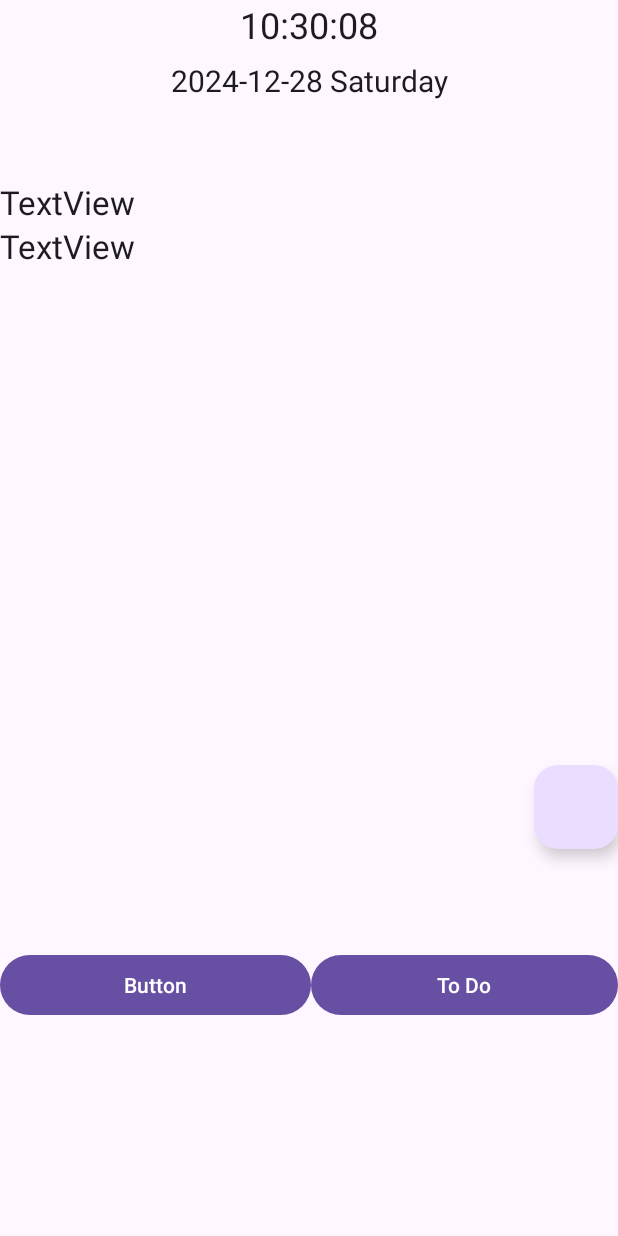
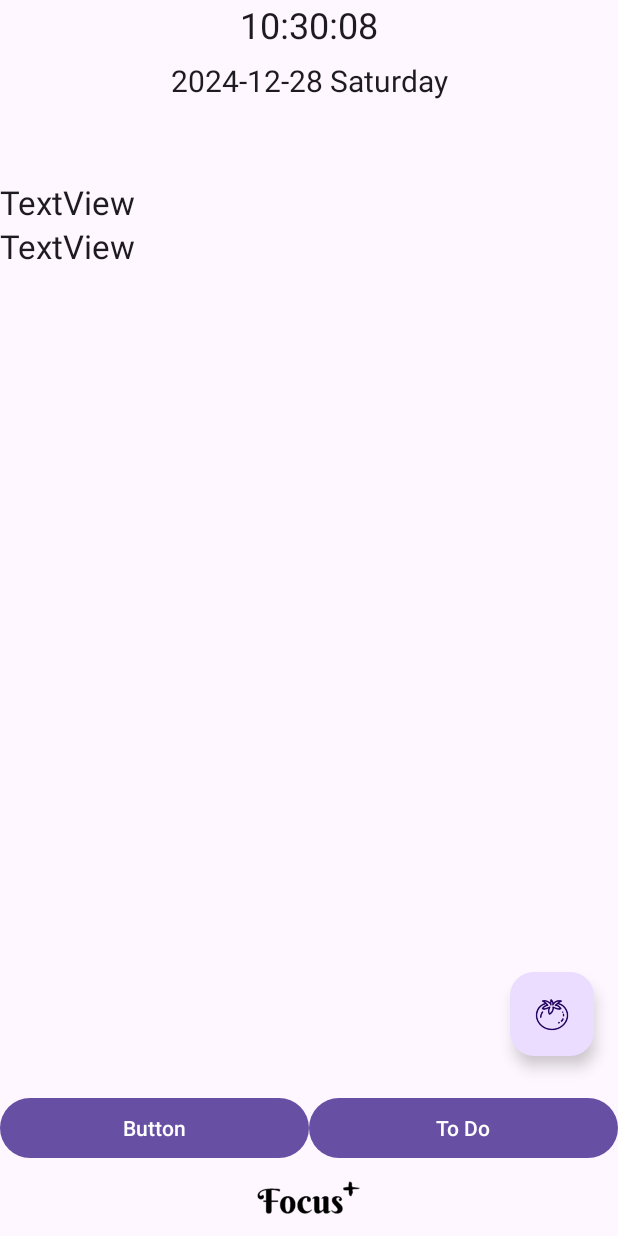
Before and after one commit to joejo04363108/Focus_plus, an Android app: the screen it shows after launch (MainActivity), on a phone screen of 412 x 824 dp. Run offline under Robolectric (Android 15) with nearby library versions, the light colour scheme and no system bars.

Commit message:
icon,layout_push

```diff
--- a/app/src/main/res/layout/activity_main.xml
+++ b/app/src/main/res/layout/activity_main.xml
@@ -1,38 +1,48 @@
 <?xml version="1.0" encoding="utf-8"?>
-<LinearLayout xmlns:android="http://schemas.android.com/apk/res/android"
+<androidx.constraintlayout.widget.ConstraintLayout
+    xmlns:android="http://schemas.android.com/apk/res/android"
     xmlns:app="http://schemas.android.com/apk/res-auto"
     xmlns:tools="http://schemas.android.com/tools"
     android:id="@+id/main"
     android:layout_width="match_parent"
     android:layout_height="match_parent"
-    android:orientation="vertical"
     tools:context=".MainActivity">
 
+    <!-- Time TextView -->
     <TextView
         android:id="@+id/timeTextView"
-        android:layout_width="match_parent"
+        android:layout_width="0dp"
         android:layout_height="40dp"
-        android:layout_centerInParent="true"
         android:text="Time will display here"
         android:textAlignment="center"
         android:textAppearance="@style/TextAppearance.AppCompat.Large"
-        android:textSize="24sp" />
+        android:textSize="24sp"
+        app:layout_constraintTop_toTopOf="parent"
+        app:layout_constraintStart_toStartOf="parent"
+        app:layout_constraintEnd_toEndOf="parent" />
 
+    <!-- Date TextView -->
     <TextView
         android:id="@+id/dateTextView"
-        android:layout_width="match_parent"
+        android:layout_width="0dp"
         android:layout_height="80dp"
-        android:layout_below="@id/timeTextView"
-        android:layout_centerHorizontal="true"
         android:text="Date will display here"
         android:textAlignment="center"
         android:textAppearance="@style/TextAppearance.AppCompat.Large"
-        android:textSize="20sp" />
+        android:textSize="20sp"
+        app:layout_constraintTop_toBottomOf="@id/timeTextView"
+        app:layout_constraintStart_toStartOf="parent"
+        app:layout_constraintEnd_toEndOf="parent" />
 
+    <!-- Two TextViews in Vertical Layout -->
     <LinearLayout
-        android:layout_width="match_parent"
-        android:layout_height="104dp"
-        android:orientation="vertical">
+        android:id="@+id/textViewLayout"
+        android:layout_width="0dp"
+        android:layout_height="wrap_content"
+        android:orientation="vertical"
+        app:layout_constraintTop_toBottomOf="@id/dateTextView"
+        app:layout_constraintStart_toStartOf="parent"
+        app:layout_constraintEnd_toEndOf="parent">
 
         <TextView
             android:id="@+id/textView5"
@@ -49,51 +59,63 @@
             android:textAppearance="@style/TextAppearance.AppCompat.Large" />
     </LinearLayout>
 
-
-    <LinearLayout
-        android:layout_width="match_parent"
-        android:layout_height="219dp"
-        android:orientation="horizontal">
-
+    <!-- RecyclerView -->
     <androidx.recyclerview.widget.RecyclerView
         android:id="@+id/recyclerView"
-            android:layout_width="match_parent"
-            android:layout_height="match_parent" />
-    </LinearLayout>
+        android:layout_width="0dp"
+        android:layout_height="219dp"
+        android:layout_marginTop="48dp"
+        app:layout_constraintTop_toBottomOf="@id/textViewLayout"
+        app:layout_constraintStart_toStartOf="parent"
+        app:layout_constraintEnd_toEndOf="parent" />
 
-    <androidx.constraintlayout.widget.ConstraintLayout
-        android:layout_width="match_parent"
-        android:layout_height="189dp">
-
+    <!-- Floating Action Button -->
     <com.google.android.material.floatingactionbutton.FloatingActionButton
         android:id="@+id/fab"
         android:layout_width="wrap_content"
         android:layout_height="wrap_content"
         android:clickable="true"
-            app:layout_anchorGravity="bottom|center|right|center_horizontal|center_vertical|end"
+        android:src="@drawable/ic_tomato"
+        app:layout_constraintEnd_toEndOf="parent"
         app:layout_constraintBottom_toBottomOf="parent"
-            app:layout_constraintEnd_toEndOf="parent"
-            app:layout_constraintTop_toTopOf="parent"></com.google.android.material.floatingactionbutton.FloatingActionButton>
-    </androidx.constraintlayout.widget.ConstraintLayout>
+        android:layout_marginEnd="16dp"
+        android:layout_marginBottom="120dp" />
 
+
+    <!-- Bottom Buttons -->
     <LinearLayout
+        android:id="@+id/bottomLinear"
         android:layout_width="match_parent"
-        android:layout_height="match_parent"
-        android:orientation="horizontal">
+        android:layout_height="wrap_content"
+        android:orientation="horizontal"
+        app:layout_constraintBottom_toTopOf="@id/focusIcon"
+        app:layout_constraintStart_toStartOf="parent"
+        app:layout_constraintEnd_toEndOf="parent">
 
         <Button
             android:id="@+id/class_btn"
-            android:layout_width="wrap_content"
+            android:layout_width="0dp"
             android:layout_height="wrap_content"
             android:layout_weight="1"
             android:text="Button" />
 
         <Button
             android:id="@+id/note_btn"
-            android:layout_width="wrap_content"
+            android:layout_width="0dp"
             android:layout_height="wrap_content"
             android:layout_weight="1"
             android:text="@string/Note_btn" />
     </LinearLayout>
 
-</LinearLayout>
+    <!-- ImageView -->
+    <ImageView
+        android:id="@+id/focusIcon"
+        android:layout_width="80dp"
+        android:layout_height="48dp"
+        android:layout_marginTop="16dp"
+        app:layout_constraintBottom_toBottomOf="parent"
+        app:layout_constraintStart_toStartOf="parent"
+        app:layout_constraintEnd_toEndOf="parent"
+        android:src="@drawable/ic_focus" />
+
+</androidx.constraintlayout.widget.ConstraintLayout>
--- a/app/src/main/res/layout/activity_notes.xml
+++ b/app/src/main/res/layout/activity_notes.xml
@@ -1,5 +1,6 @@
 <?xml version="1.0" encoding="utf-8"?>
 <RelativeLayout xmlns:android="http://schemas.android.com/apk/res/android"
+    xmlns:tools="http://schemas.android.com/tools"
     android:layout_width="match_parent"
     android:layout_height="match_parent">
 
@@ -45,9 +46,9 @@
         <!-- 新增按鈕 -->
         <ImageButton
             android:id="@+id/add_btn"
-            android:layout_width="40dp"
-            android:layout_height="40dp"
-            android:background="@android:color/transparent"
+            android:layout_width="32dp"
+            android:layout_height="32dp"
+            android:background="@drawable/ic_plus_black"
             android:contentDescription="Add Button" />
     </LinearLayout>
 
```
Also changed, not shown: app/src/main/res/drawable/ic_focus.png (added), app/src/main/res/drawable/ic_plus_black.png (added), app/src/main/res/drawable/ic_tomato.png (added). Lines whose indentation alone changed are shown as unchanged.
